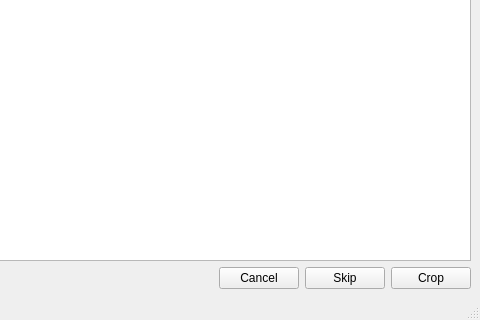
Qt form src/imagesquarer.ui (MorganGrundy/MosaicMagnifique) before a commit; both pictures show x 600 to 1080 and y 400 to 720 of the 1080 by 720 pixel window.
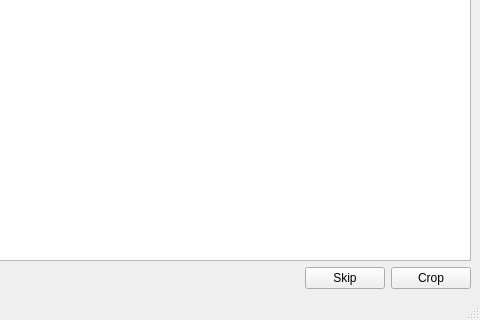
The same form after that commit.

The edit to the form file:
```diff
--- a/src/imagesquarer.ui
+++ b/src/imagesquarer.ui
@@ -36,13 +36,6 @@
         </property>
        </spacer>
       </item>
-      <item>
-       <widget class="QPushButton" name="pushCancel">
-        <property name="text">
-         <string>Cancel</string>
-        </property>
-       </widget>
-      </item>
       <item>
        <widget class="QPushButton" name="pushSkip">
         <property name="text">
```
